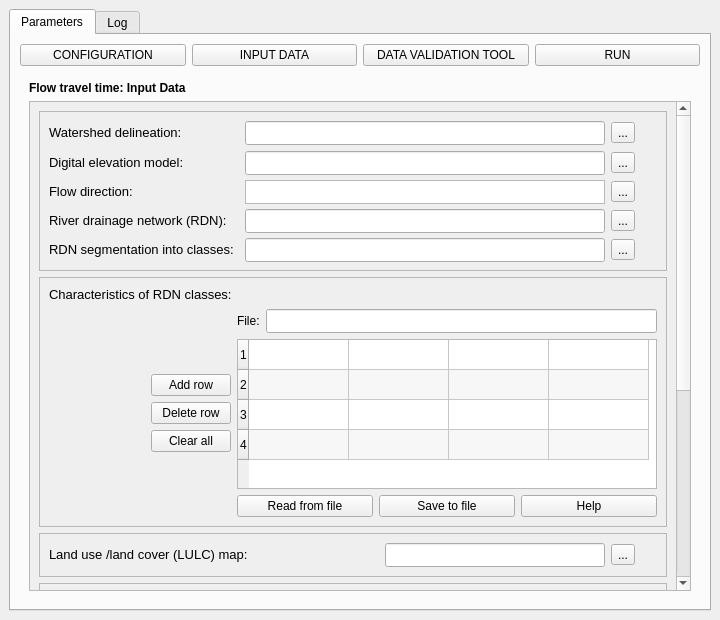
This is hidroPixel_dialog_flow_tt.ui in pedmap/HidroPixel_test as Qt 5 draws it before an edit. The edited form follows.
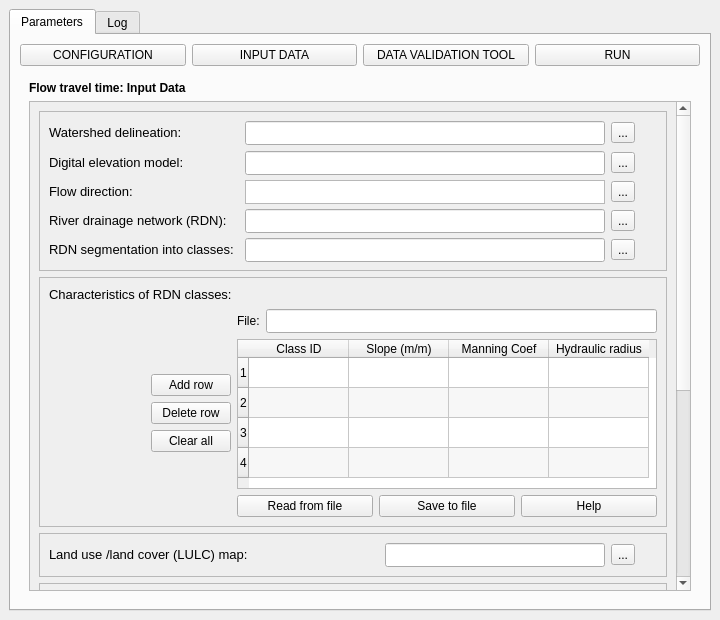
This is the edited form. The open tabs and pages were chosen to show the change. Icons and pictures are not drawn.

Patch:
```diff
--- a/hidroPixel_dialog_flow_tt.ui
+++ b/hidroPixel_dialog_flow_tt.ui
@@ -844,7 +844,7 @@
                  <x>0</x>
                  <y>0</y>
                  <width>551</width>
-                 <height>867</height>
+                 <height>874</height>
                 </rect>
                </property>
                <layout class="QGridLayout" name="gridLayout_14">
@@ -1409,7 +1409,7 @@
                           <bool>true</bool>
                          </property>
                          <attribute name="horizontalHeaderVisible">
-                          <bool>false</bool>
+                          <bool>true</bool>
                          </attribute>
                          <attribute name="horizontalHeaderCascadingSectionResizes">
                           <bool>true</bool>
```
Left out of the diff: 28 changed lines with no effect on the pictures.
